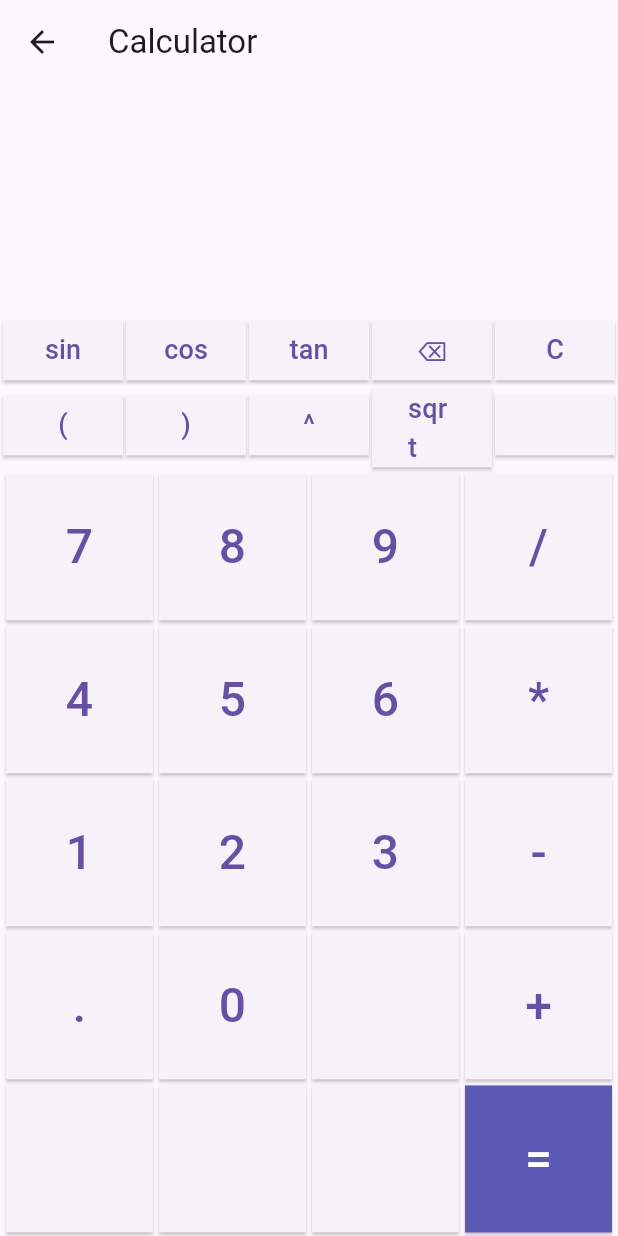
After one commit to ichlasul6702201056/trial1, a Flutter app: the screen it shows after launch, in the side drawer, after a tap on "Calculator", on a phone screen of 412 x 824 dp. The commit adds this screen. Run offline on Flutter 3.47's test engine with Material 3 defaults, Android fonts, the phone set to English and light mode, and no system bars; our stand-ins replace cloud_firestore, firebase_auth, firebase_core, go_router, math_expressions, youtube_player_flutter; accounts and stored records are empty.

Commit message:
vid contact chat

```diff
--- a/lib/components/custom_drawer.dart
+++ b/lib/components/custom_drawer.dart
@@ -35,6 +35,30 @@ class CustomDrawer extends StatelessWidget {
               context.replace('/vid/home');
             },
           ),
+          ListTile(
+            leading: Icon(Icons.calculate),
+            title: Text('Calculator'),
+            onTap: () {
+              Navigator.of(context).pop();
+              context.replace('/calc');
+            },
+          ),
+          ListTile(
+            leading: Icon(Icons.contacts_rounded),
+            title: Text('Contact'),
+            onTap: () {
+              Navigator.of(context).pop();
+              context.replace('/contact');
+            },
+          ),
+          ListTile(
+            leading: Icon(Icons.message),
+            title: Text('Chat'),
+            onTap: () {
+              Navigator.of(context).pop();
+              context.replace('/chat');
+            },
+          ),
           Divider(),
           ListTile(
             leading: Icon(Icons.settings),
@@ -44,6 +68,14 @@ class CustomDrawer extends StatelessWidget {
               context.push('/setting');
             },
           ),
+          ListTile(
+            leading: Icon(Icons.login),
+            title: Text('Login'),
+            onTap: () {
+              Navigator.of(context).pop();
+              context.push('/login');
+            },
+          ),
         ],
       ),
     );
--- a/lib/main.dart
+++ b/lib/main.dart
@@ -1,18 +1,37 @@
 import 'package:flutter/material.dart';
 import 'package:go_router/go_router.dart';
+import 'package:firebase_core/firebase_core.dart';
 import 'package:trial1/components/custom_drawer.dart';
 import 'package:trial1/screens/book/book_home.dart';
 import 'package:trial1/screens/book/book_grid_view_more.dart';
 import 'package:trial1/screens/book/book_search.dart';
+import 'package:trial1/screens/calculator/calc_home.dart';
+import 'package:trial1/screens/chat/chat_home.dart';
 import 'package:trial1/screens/common/login.dart';
+import 'package:trial1/screens/contact/contact_home.dart';
+import 'package:trial1/screens/login/login_main.dart';
 import 'package:trial1/screens/setting.dart';
 import 'package:trial1/screens/vid/vid_home.dart';
 import 'package:trial1/themes/color.dart';
 import 'package:trial1/themes/typo.dart';
 import 'package:flutter/services.dart';
+import 'package:trial1/firebase_options.dart';
 
-void main() {
+void main() async {
   WidgetsFlutterBinding.ensureInitialized();
+  // await Firebase.initializeApp();
+  // await Firebase.initializeApp(
+  //   options: DefaultFirebaseOptions.currentPlatform,
+  // );
+
+  try {
+    await Firebase.initializeApp(
+      options: DefaultFirebaseOptions.currentPlatform,
+    );
+  } catch (e) {
+    print('Error initializing Firebase: $e');
+  }
+
   SystemChrome.setSystemUIOverlayStyle(
     const SystemUiOverlayStyle(
       statusBarColor: Colors.blueAccent,
@@ -50,7 +69,7 @@ final GoRouter _router = GoRouter(
         GoRoute(
           path: 'login',
           builder: (BuildContext context, GoRouterState state) {
-            return Login();
+            return LoginMain();
           },
         ),
 
@@ -80,6 +99,30 @@ final GoRouter _router = GoRouter(
           path: 'vid/home',
           builder: (BuildContext context, GoRouterState state) {
             return VidHome();
+          },
+        ),
+
+        // calc
+        GoRoute(
+          path: 'calc',
+          builder: (BuildContext context, GoRouterState state) {
+            return CalcHome();
+          },
+        ),
+
+        // contact
+        GoRoute(
+          path: 'contact',
+          builder: (BuildContext context, GoRouterState state) {
+            return ContactHome();
+          },
+        ),
+
+        // chat
+        GoRoute(
+          path: 'chat',
+          builder: (BuildContext context, GoRouterState state) {
+            return ChatHome();
           },
         ),
       ],
--- /dev/null
+++ b/lib/screens/calculator/calc_home.dart
@@ -0,0 +1,164 @@
+import 'package:flutter/material.dart';
+import 'package:math_expressions/math_expressions.dart';
+
+class CalcHome extends StatefulWidget {
+  const CalcHome({Key? key}) : super(key: key);
+
+  @override
+  _CalcHomeState createState() => _CalcHomeState();
+}
+
+class _CalcHomeState extends State<CalcHome> {
+  String _expression = '';
+  String _result = '';
+
+  void _onPressed(String buttonText) {
+    setState(() {
+      if (buttonText == 'C') {
+        _expression = '';
+        _result = '';
+      } else if (buttonText == '⌫') {
+        if (_expression.isNotEmpty) {
+          _expression = _expression.substring(0, _expression.length - 1);
+        }
+      } else if (buttonText == '=') {
+        try {
+          Parser p = Parser();
+          Expression exp = p.parse(_expression);
+          ContextModel cm = ContextModel();
+          _result = '${exp.evaluate(EvaluationType.REAL, cm)}';
+        } catch (e) {
+          _result = 'Error';
+        }
+      } else {
+        _expression += buttonText;
+      }
+    });
+  }
+
+  @override
+  Widget build(BuildContext context) {
+    return Scaffold(
+      appBar: AppBar(
+        title: Text('Calculator'),
+      ),
+      body: Column(
+        children: <Widget>[
+          Expanded(
+            flex: 1,
+            child: Container(
+              padding: EdgeInsets.all(5),
+              alignment: Alignment.bottomRight,
+              child: Text(
+                _expression,
+                style: TextStyle(fontSize: 24),
+              ),
+            ),
+          ),
+          Expanded(
+            flex: 1,
+            child: Container(
+              padding: EdgeInsets.all(5),
+              alignment: Alignment.bottomRight,
+              child: Text(
+                _result,
+                style: TextStyle(fontSize: 48),
+              ),
+            ),
+          ),
+          Expanded(
+            flex: 8,
+            child: Column(
+              children: [
+                Wrap(
+                  spacing: 2,
+                  runSpacing: 2,
+                  children: <String>[
+                    'sin',
+                    'cos',
+                    'tan',
+                    '⌫',
+                    'C',
+                    '(',
+                    ')',
+                    '^',
+                    'sqrt',
+                    ''
+                  ].map((buttonText) {
+                    return SizedBox(
+                      width: (MediaQuery.of(context).size.width - 12) / 5,
+                      child: ElevatedButton(
+                        style: ElevatedButton.styleFrom(
+                          // primary: buttonText == '=' ? Color(0xFF5A5AB4) : null,
+                          // onPrimary: buttonText == '=' ? Colors.white : null,
+                          shape: RoundedRectangleBorder(
+                            borderRadius: BorderRadius.zero,
+                          ),
+                        ),
+                        onPressed: () => _onPressed(buttonText),
+                        child: Text(
+                          buttonText,
+                          style: TextStyle(fontSize: 18),
+                        ),
+                      ),
+                    );
+                  }).toList(),
+                ),
+                Expanded(
+                  child: GridView.count(
+                    crossAxisCount: 4,
+                    padding: EdgeInsets.all(2),
+                    children: <String>[
+                      '7',
+                      '8',
+                      '9',
+                      '/',
+                      '4',
+                      '5',
+                      '6',
+                      '*',
+                      '1',
+                      '2',
+                      '3',
+                      '-',
+                      '.',
+                      '0',
+                      '',
+                      '+',
+                      '',
+                      '',
+                      '',
+                      '=',
+                    ].map((buttonText) {
+                      return GridTile(
+                        child: Padding(
+                          padding: const EdgeInsets.all(2.0),
+                          child: ElevatedButton(
+                            style: ElevatedButton.styleFrom(
+                              backgroundColor:
+                                  buttonText == '=' ? Color(0xFF5A5AB4) : null,
+                              foregroundColor:
+                                  buttonText == '=' ? Colors.white : null,
+                              shape: RoundedRectangleBorder(
+                                borderRadius: BorderRadius.zero,
+                              ),
+                            ),
+                            onPressed: () => _onPressed(buttonText),
+                            child: Text(
+                              buttonText,
+                              style: TextStyle(fontSize: 32),
+                            ),
+                          ),
+                        ),
+                      );
+                    }).toList(),
+                  ),
+                ),
+              ],
+            ),
+          ),
+        ],
+      ),
+    );
+  }
+}
--- a/pubspec.yaml
+++ b/pubspec.yaml
@@ -9,6 +9,7 @@ environment:
 dependencies:
   flutter:
     sdk: flutter
+  firebase_core: ^3.10.0
 
 dev_dependencies:
   flutter_test:
@@ -17,6 +18,9 @@ dev_dependencies:
   go_router: ^14.3.0
   youtube_player_flutter: ^9.1.1
   flutter_inappwebview: ^6.1.5
+  math_expressions: ^2.6.0
+  cloud_firestore: ^5.6.1
+  firebase_auth: ^5.4.0
 
 
 flutter:
```
Also changed, not shown: google-services.json (added, +29 -0 lines), lib/screens/chat/chat_home.dart (added, +169 -0 lines), lib/screens/contact/contact.dart (added, +23 -0 lines), lib/screens/contact/contact_home.dart (added, +184 -0 lines), lib/screens/login/login_main.dart (added, +70 -0 lines), firebase.json (added), lib/firebase_options.dart (added), pubspec.lock, 7 other files.
